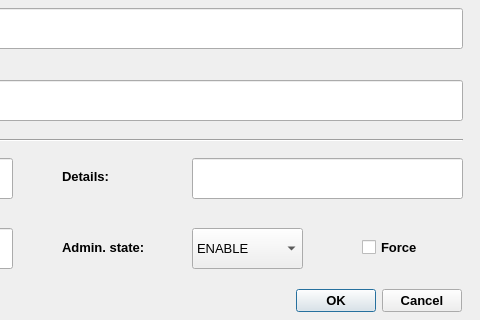
Above: server/scripts/myRailIO/ui/LightGroupsLink_Dialog.ui from jonasbjurel/myRailIO before the change; both pictures show x 298 to 778 and y 150 to 470 of the 778 by 470 pixel window. Below: the same form after it.
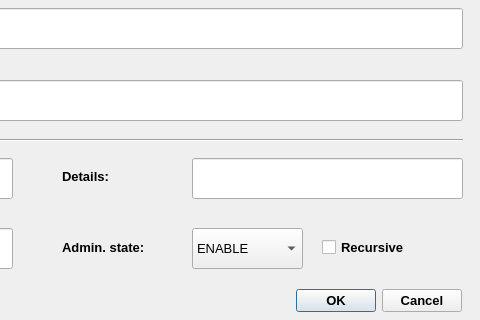
That is the form after the change. Icons and pictures are not drawn.

```diff
--- a/server/scripts/myRailIO/ui/LightGroupsLink_Dialog.ui
+++ b/server/scripts/myRailIO/ui/LightGroupsLink_Dialog.ui
@@ -118,9 +118,9 @@
   <widget class="QCheckBox" name="adminStateForceCheckBox">
    <property name="geometry">
     <rect>
-     <x>660</x>
+     <x>620</x>
      <y>377</y>
-     <width>101</width>
+     <width>141</width>
      <height>41</height>
     </rect>
    </property>
@@ -135,7 +135,7 @@
     <string>&lt;html&gt;&lt;head/&gt;&lt;body&gt;&lt;p&gt;&lt;span style=&quot; font-weight:400;&quot;&gt;Satelite link administrative state [ENABLE | DISABLE]&lt;/span&gt;&lt;/p&gt;&lt;/body&gt;&lt;/html&gt;</string>
    </property>
    <property name="text">
-    <string>Force</string>
+    <string>Recursive</string>
    </property>
   </widget>
   <widget class="QLabel" name="label_5">
```
Left out of the diff: 60 changed lines with no effect on the pictures.
